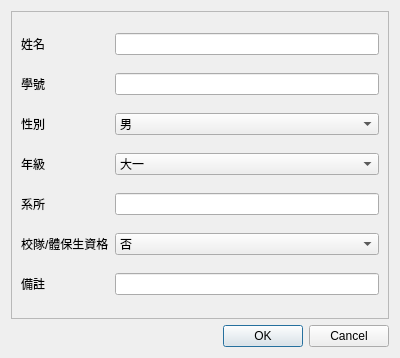
Old version of the form ui_ui/addathlete.ui in the repository miaomiao404/Small_Sport_Competition_Check-in_System.
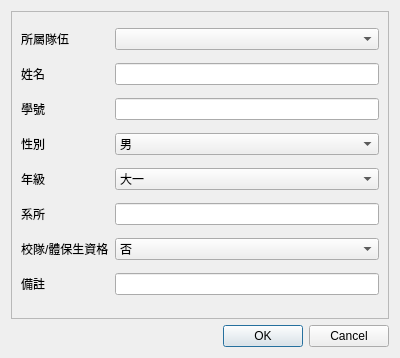
New version of the form.

```diff
--- a/ui_ui/addathlete.ui
+++ b/ui_ui/addathlete.ui
@@ -23,42 +23,14 @@
       <enum>QFrame::Shadow::Raised</enum>
      </property>
      <layout class="QGridLayout" name="gridLayout">
-      <item row="0" column="0">
-       <widget class="QLabel" name="name_l">
-        <property name="text">
-         <string>姓名</string>
-        </property>
-       </widget>
-      </item>
-      <item row="0" column="1">
+      <item row="3" column="1">
        <widget class="QLineEdit" name="name_edit">
         <property name="maxLength">
          <number>50</number>
         </property>
        </widget>
       </item>
-      <item row="1" column="0">
-       <widget class="QLabel" name="school_num_l">
-        <property name="text">
-         <string>學號</string>
-        </property>
-       </widget>
-      </item>
-      <item row="1" column="1">
-       <widget class="QLineEdit" name="school_num_edit">
-        <property name="maxLength">
-         <number>20</number>
-        </property>
-       </widget>
-      </item>
-      <item row="2" column="0">
-       <widget class="QLabel" name="gender_l">
-        <property name="text">
-         <string>性別</string>
-        </property>
-       </widget>
-      </item>
-      <item row="2" column="1">
+      <item row="6" column="1">
        <widget class="QComboBox" name="gender_cbox">
         <item>
          <property name="text">
@@ -72,14 +44,59 @@
         </item>
        </widget>
       </item>
-      <item row="3" column="0">
+      <item row="6" column="0">
+       <widget class="QLabel" name="gender_l">
+        <property name="text">
+         <string>性別</string>
+        </property>
+       </widget>
+      </item>
+      <item row="9" column="0">
+       <widget class="QLabel" name="school_team_l">
+        <property name="text">
+         <string>校隊/體保生資格</string>
+        </property>
+       </widget>
+      </item>
+      <item row="5" column="1">
+       <widget class="QLineEdit" name="school_num_edit">
+        <property name="maxLength">
+         <number>20</number>
+        </property>
+       </widget>
+      </item>
+      <item row="7" column="0">
        <widget class="QLabel" name="grade_l">
         <property name="text">
          <string>年級</string>
         </property>
        </widget>
       </item>
-      <item row="3" column="1">
+      <item row="10" column="0">
+       <widget class="QLabel" name="remark_l">
+        <property name="text">
+         <string>備註</string>
+        </property>
+       </widget>
+      </item>
+      <item row="10" column="1">
+       <widget class="QLineEdit" name="remark_edit"/>
+      </item>
+      <item row="8" column="0">
+       <widget class="QLabel" name="department_l">
+        <property name="text">
+         <string>系所</string>
+        </property>
+       </widget>
+      </item>
+      <item row="8" column="1">
+       <widget class="QLineEdit" name="department_edit">
+        <property name="maxLength">
+         <number>20</number>
+        </property>
+       </widget>
+      </item>
+      <item row="7" column="1">
        <widget class="QComboBox" name="grade_cbox">
         <item>
          <property name="text">
@@ -123,28 +140,21 @@
         </item>
        </widget>
       </item>
-      <item row="4" column="0">
-       <widget class="QLabel" name="department_l">
-        <property name="text">
-         <string>系所</string>
-        </property>
-       </widget>
-      </item>
-      <item row="4" column="1">
-       <widget class="QLineEdit" name="department_edit">
-        <property name="maxLength">
-         <number>20</number>
-        </property>
-       </widget>
-      </item>
       <item row="5" column="0">
-       <widget class="QLabel" name="school_team_l">
+       <widget class="QLabel" name="school_num_l">
         <property name="text">
-         <string>校隊/體保生資格</string>
+         <string>學號</string>
         </property>
        </widget>
       </item>
-      <item row="5" column="1">
+      <item row="3" column="0">
+       <widget class="QLabel" name="name_l">
+        <property name="text">
+         <string>姓名</string>
+        </property>
+       </widget>
+      </item>
+      <item row="9" column="1">
        <widget class="QComboBox" name="school_team_cbox">
         <item>
          <property name="text">
@@ -158,15 +168,15 @@
         </item>
        </widget>
       </item>
-      <item row="6" column="0">
-       <widget class="QLabel" name="remark_l">
+      <item row="2" column="0">
+       <widget class="QLabel" name="team_l">
         <property name="text">
-         <string>備註</string>
+         <string>所屬隊伍</string>
         </property>
        </widget>
       </item>
-      <item row="6" column="1">
-       <widget class="QLineEdit" name="remark_edit"/>
+      <item row="2" column="1">
+       <widget class="QComboBox" name="team_cbox"/>
       </item>
      </layout>
     </widget>
```
